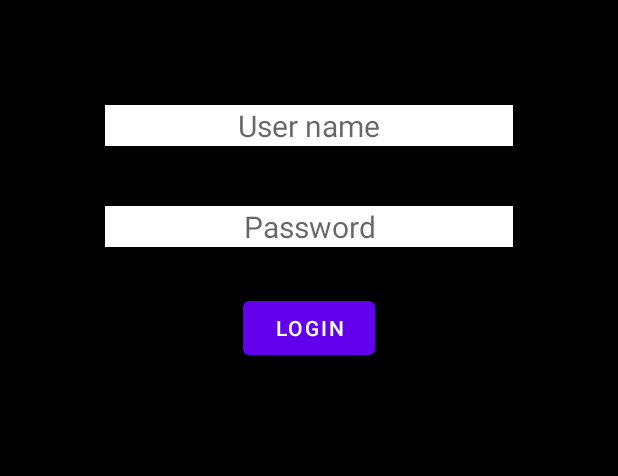
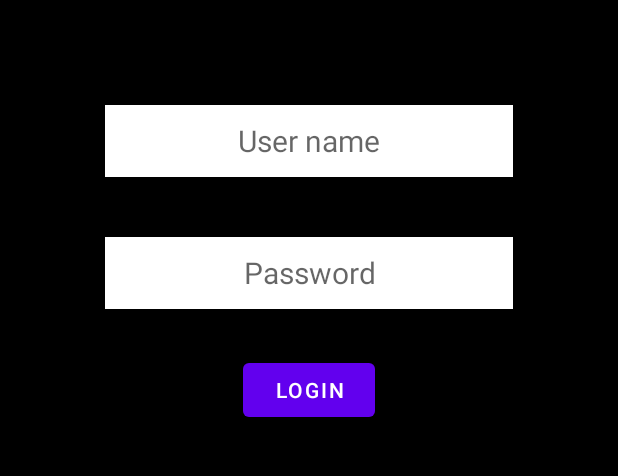
Before and after one commit to mmam31/TestTask5, an Android app: the screen it shows after launch (MainActivity), on a phone screen of 412 x 824 dp, the part 84-560 px from its top. Run offline under Robolectric (Android 15) with nearby library versions, the phone set to English and light mode, and no system bars.

Commit message:
Functionality update

```diff
--- a/app/src/main/AndroidManifest.xml
+++ b/app/src/main/AndroidManifest.xml
@@ -14,7 +14,7 @@
         android:theme="@style/Theme.TestTask5"
         tools:targetApi="31">
         <activity
-            android:name=".SpotsDetails"
+            android:name=".SportsDetails"
             android:exported="false" />
         <activity
             android:name=".SportsList"
--- a/app/src/main/java/com/eu/modris/MainActivity.java
+++ b/app/src/main/java/com/eu/modris/MainActivity.java
@@ -17,14 +17,8 @@ public class MainActivity extends AppCompatActivity {
         super.onCreate(savedInstanceState);
         setContentView(R.layout.activity_main);
 
-        button1 = (Button) findViewById(R.id.button1);
-        button1.setOnClickListener(new View.OnClickListener() {
-            @Override
-            public void onClick(View view) {
-                openSportsList();
-
-            }
-        });
+        button1 = (Button) findViewById(R.id.loginButton);
+        button1.setOnClickListener(view -> openSportsList());
 
     }
 
--- a/app/src/main/java/com/eu/modris/SpotsDetails.java
+++ b/app/src/main/java/com/eu/modris/SportsDetails.java
@@ -4,7 +4,7 @@ import androidx.appcompat.app.AppCompatActivity;
 
 import android.os.Bundle;
 
-public class SpotsDetails extends AppCompatActivity {
+public class SportsDetails extends AppCompatActivity {
 
     @Override
     protected void onCreate(Bundle savedInstanceState) {
--- a/app/src/main/res/layout/activity_main.xml
+++ b/app/src/main/res/layout/activity_main.xml
@@ -17,6 +17,7 @@
         android:layout_marginBottom="30dp"
         android:background="@color/white"
         android:hint="User name"
+        android:minHeight="48dp"
         android:textAlignment="center"
         android:textSize="20dp"
         tools:layout_editor_absoluteX="177dp"
@@ -33,11 +34,12 @@
         android:layout_marginBottom="30dp"
         android:background="@color/white"
         android:hint="Password"
+        android:minHeight="48dp"
         android:textAlignment="center"
         android:textSize="20dp" />
 
     <Button
-        android:id="@+id/btn"
+        android:id="@+id/loginButton"
         android:layout_width="wrap_content"
         android:layout_height="wrap_content"
         android:layout_below="@id/password"
--- a/app/src/main/res/layout/activity_spots_details.xml
+++ b/app/src/main/res/layout/activity_spots_details.xml
@@ -5,7 +5,7 @@
     android:layout_width="match_parent"
     android:layout_height="match_parent"
     android:background="@color/black"
-    tools:context=".SpotsDetails">
+    tools:context=".SportsDetails">
 
 
     <Button
```
Also changed, not shown: app/src/main/java/com/eu/modris/SportsList.java (+13 -0 lines).
